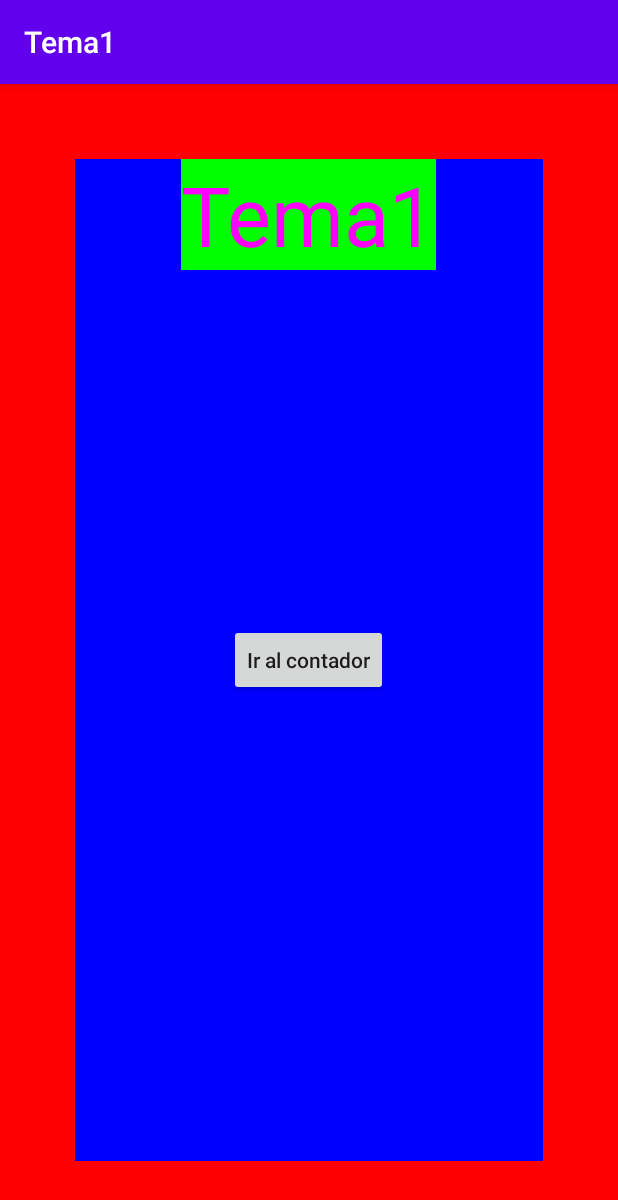
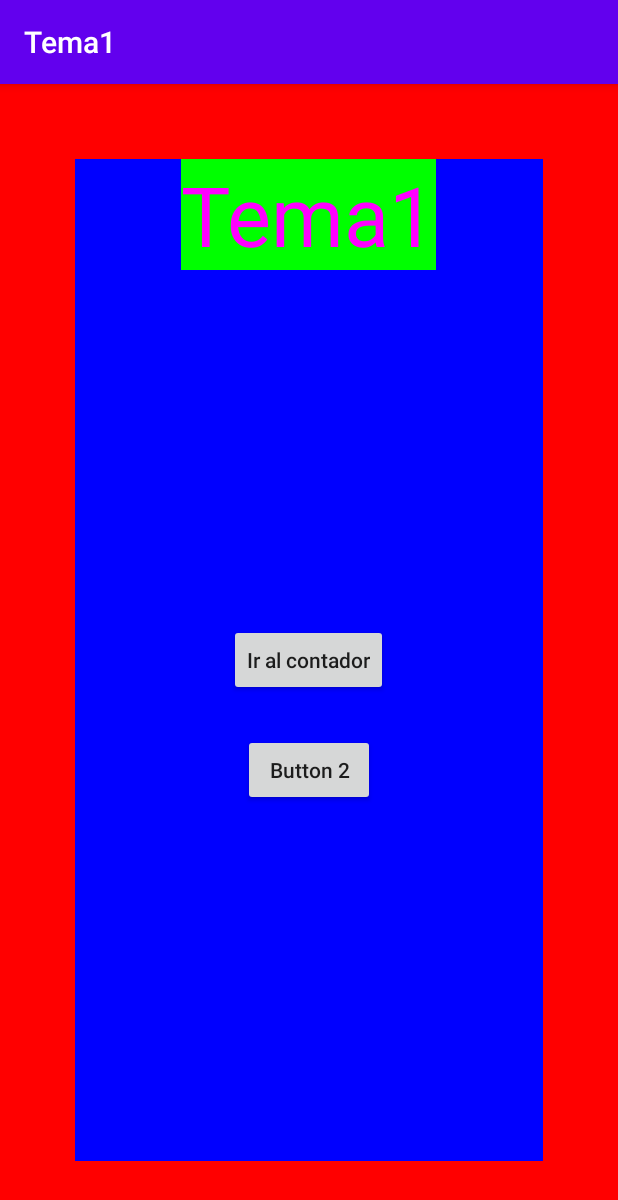
Before and after one commit to vicksWalkiria/AndroidSession1, an Android app: the screen it shows after launch (MainActivity), on a phone screen of 412 x 824 dp. Shown: the top 1200 px of the screen. Run offline under Robolectric (Android 15) with nearby library versions, the phone set to English and light mode, and no system bars.

Commit message:
fix onResult use and delete manifest watch feature

```diff
--- a/app/src/main/AndroidManifest.xml
+++ b/app/src/main/AndroidManifest.xml
@@ -4,7 +4,6 @@
 
     <uses-permission android:name="android.permission.WAKE_LOCK" />
 
-    <uses-feature android:name="android.hardware.type.watch" />
 
     <application
         android:allowBackup="true"
@@ -23,6 +22,8 @@
         </activity>
 
         <activity android:name=".AuxiliarActivity"/>
+
+        <activity android:name=".AuxiliarActivity2"/>
     </application>
 
 </manifest>
--- a/app/src/main/java/com/walkiriaapps/tema1/MainActivity.java
+++ b/app/src/main/java/com/walkiriaapps/tema1/MainActivity.java
@@ -13,15 +13,21 @@ import android.widget.TextView;
 public class MainActivity extends AppCompatActivity {
 
     private int ACTIVITY_TWO = 1;
+    private int ACTIVITY_THREE =2;
     private Button button;
     private TextView textLabel;
+    private Button button2;
 
     @Override
     protected void onActivityResult(int requestCode, int resultCode, @Nullable Intent data) {
         super.onActivityResult(requestCode, resultCode, data);
         if(requestCode == ACTIVITY_TWO && resultCode == Activity.RESULT_OK)
         {
-            textLabel.setText("Has clicado " + data.getIntExtra("result", 0) +" veces");
+            textLabel.setText("Has clicado " + data.getIntExtra("result", -1) +" veces");
+        }
+        if(requestCode == ACTIVITY_THREE && resultCode == Activity.RESULT_OK)
+        {
+            textLabel.setText("Aux. 2. El resultado es: " + data.getIntExtra("result", -1) +" veces");
         }
     }
 
@@ -32,6 +38,9 @@ public class MainActivity extends AppCompatActivity {
 
         button = findViewById(R.id.button);
         textLabel = findViewById(R.id.label);
+        button2 = findViewById(R.id.button2);
+
+
 
         button.setText("Ir al contador");
 
@@ -42,6 +51,14 @@ public class MainActivity extends AppCompatActivity {
                 startActivityForResult(i, ACTIVITY_TWO);
             }
         });
+
+        button2.setOnClickListener(new View.OnClickListener() {
+            @Override
+            public void onClick(View v) {
+                Intent i = new Intent(MainActivity.this, AuxiliarActivity2.class);
+                startActivityForResult(i, ACTIVITY_THREE);
+            }
+        });
     }
 
 
--- a/app/src/main/res/layout/activity_main.xml
+++ b/app/src/main/res/layout/activity_main.xml
@@ -33,4 +33,15 @@
         android:text="@string/app_name"
         android:textColor="@color/colorPrimaryDark"
         />
+
+
+    <Button
+        android:id="@+id/button2"
+        android:layout_width="wrap_content"
+        android:layout_height="wrap_content"
+        android:textAllCaps="false"
+        android:layout_marginTop="25dp"
+        android:layout_centerInParent="true"
+        android:layout_below="@+id/button"
+        android:text="Button 2"/>
 </RelativeLayout>
```
Also changed, not shown: app/src/main/java/com/walkiriaapps/tema1/AuxiliarActivity2.java (added, +67 -0 lines).
